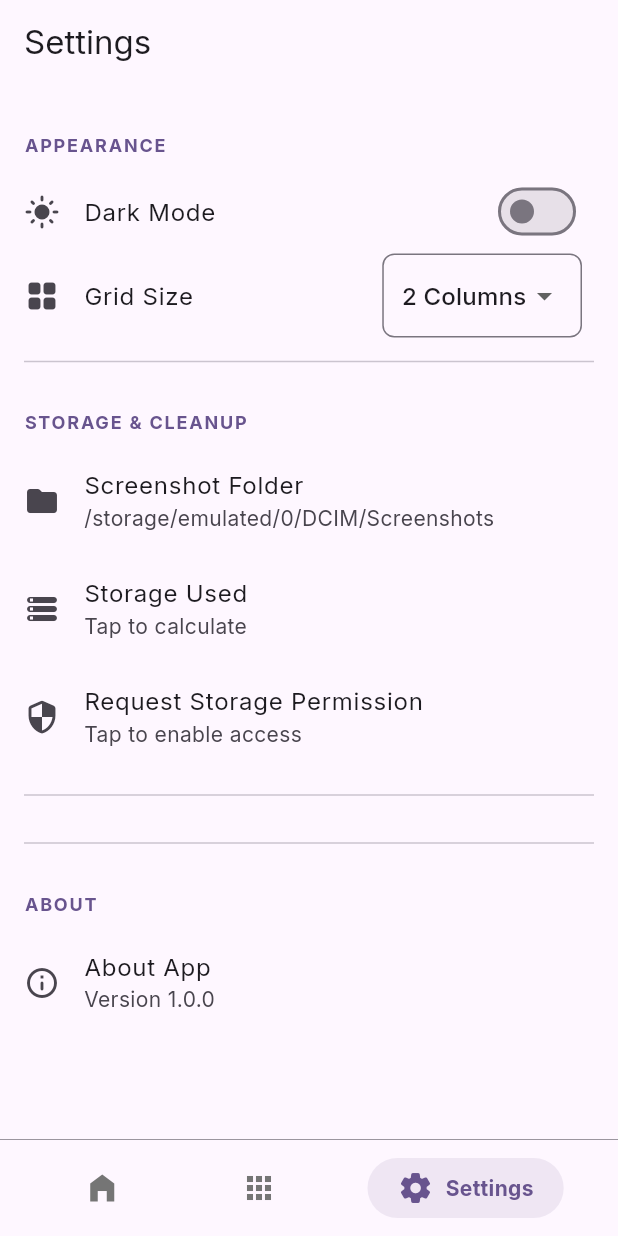
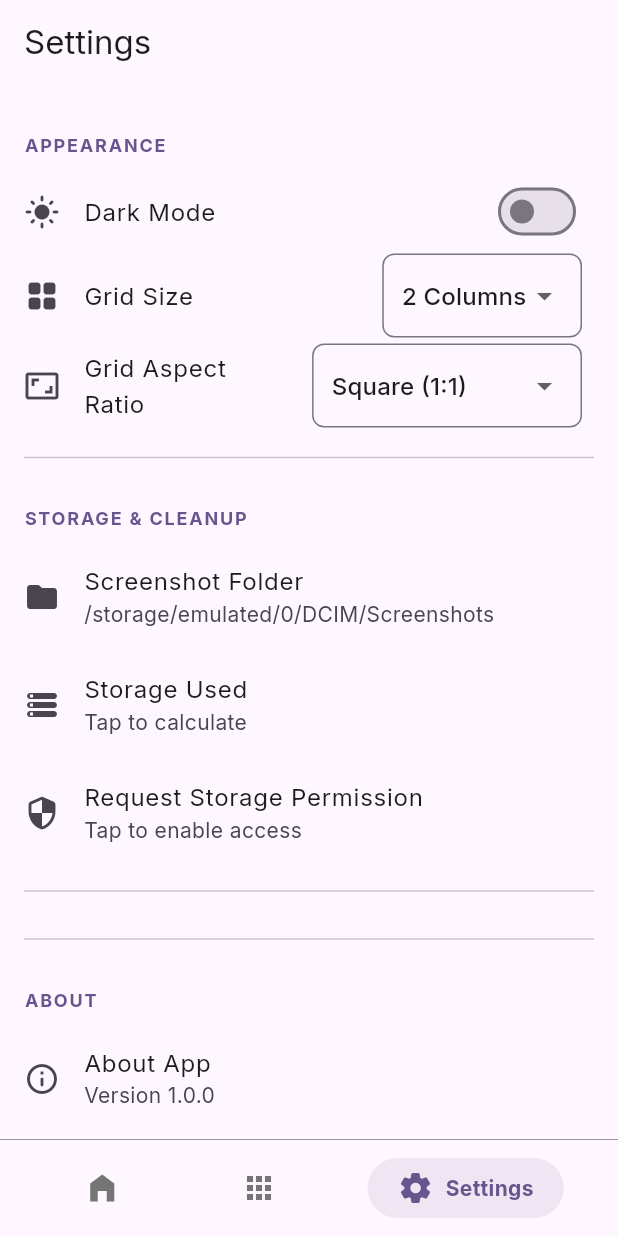
Before and after one commit to neenza/smartss_app, a Flutter app: the screen it shows after launch, item 3 of the bottom bar chosen, on a phone screen of 412 x 824 dp. Run offline on Flutter 3.47's test engine with Material 3 defaults, Android fonts, the phone set to English and light mode, and no system bars; our stand-ins replace flutter_riverpod, google_fonts, permission_handler, shared_preferences.

Commit message:
aspect ratio setting

```diff
--- a/lib/screens/app_screenshots_screen.dart
+++ b/lib/screens/app_screenshots_screen.dart
@@ -3,6 +3,7 @@ import 'package:flutter/material.dart';
 import 'package:flutter_riverpod/flutter_riverpod.dart';
 import 'package:screenshot_manager/models/screenshot_info.dart';
 import 'package:screenshot_manager/theme_provider.dart';
+import 'package:screenshot_manager/settings_provider.dart';
 import 'package:screenshot_manager/widgets/screenshot_grid_item.dart';
 
 class AppScreenshotsScreen extends ConsumerWidget {
@@ -18,6 +19,7 @@ class AppScreenshotsScreen extends ConsumerWidget {
   @override
   Widget build(BuildContext context, WidgetRef ref) {
     final gridColumns = ref.watch(themeProvider).gridColumns;
+    final aspectRatio = ref.watch(settingsProvider).aspectRatio;
 
     return Scaffold(
       appBar: AppBar(
@@ -29,6 +31,7 @@ class AppScreenshotsScreen extends ConsumerWidget {
           crossAxisCount: gridColumns,
           crossAxisSpacing: 16.0,
           mainAxisSpacing: 16.0,
+          childAspectRatio: aspectRatio,
         ),
         itemCount: screenshots.length,
         itemBuilder: (context, index) {
--- a/lib/screens/settings_screen.dart
+++ b/lib/screens/settings_screen.dart
@@ -39,6 +39,11 @@ class SettingsScreen extends ConsumerWidget {
             leading: const Icon(Icons.grid_view_rounded),
             title: const Text('Grid Size'),
             trailing: _buildGridSizeDropdown(context, ref),
+          ),
+          ListTile(
+            leading: const Icon(Icons.aspect_ratio),
+            title: const Text('Grid Aspect Ratio'),
+            trailing: _buildAspectRatioDropdown(context, ref),
           ),
           const Divider(height: 32, indent: 16, endIndent: 16),
           _buildSectionHeader(context, 'STORAGE & CLEANUP'),
@@ -191,4 +196,29 @@ class SettingsScreen extends ConsumerWidget {
       ),
     );
   }
+
+  Widget _buildAspectRatioDropdown(BuildContext context, WidgetRef ref) {
+    final settings = ref.watch(settingsProvider);
+    return Container(
+      padding: const EdgeInsets.symmetric(horizontal: 12, vertical: 4),
+      decoration: BoxDecoration(
+        borderRadius: BorderRadius.circular(8),
+        border: Border.all(color: Theme.of(context).dividerColor),
+      ),
+      child: DropdownButtonHideUnderline(
+        child: DropdownButton<double>(
+          value: settings.aspectRatio,
+          items: const [
+            DropdownMenuItem(value: 1.0, child: Text('Square (1:1)')),
+            DropdownMenuItem(value: 2.22, child: Text('Rectangle (20:9)')),
+          ],
+          onChanged: (value) {
+            if (value != null) {
+              ref.read(settingsProvider.notifier).setAspectRatio(value);
+            }
+          },
+        ),
+      ),
+    );
+  }
 }
```
Also changed, not shown: lib/settings_provider.dart (+16 -4 lines).
